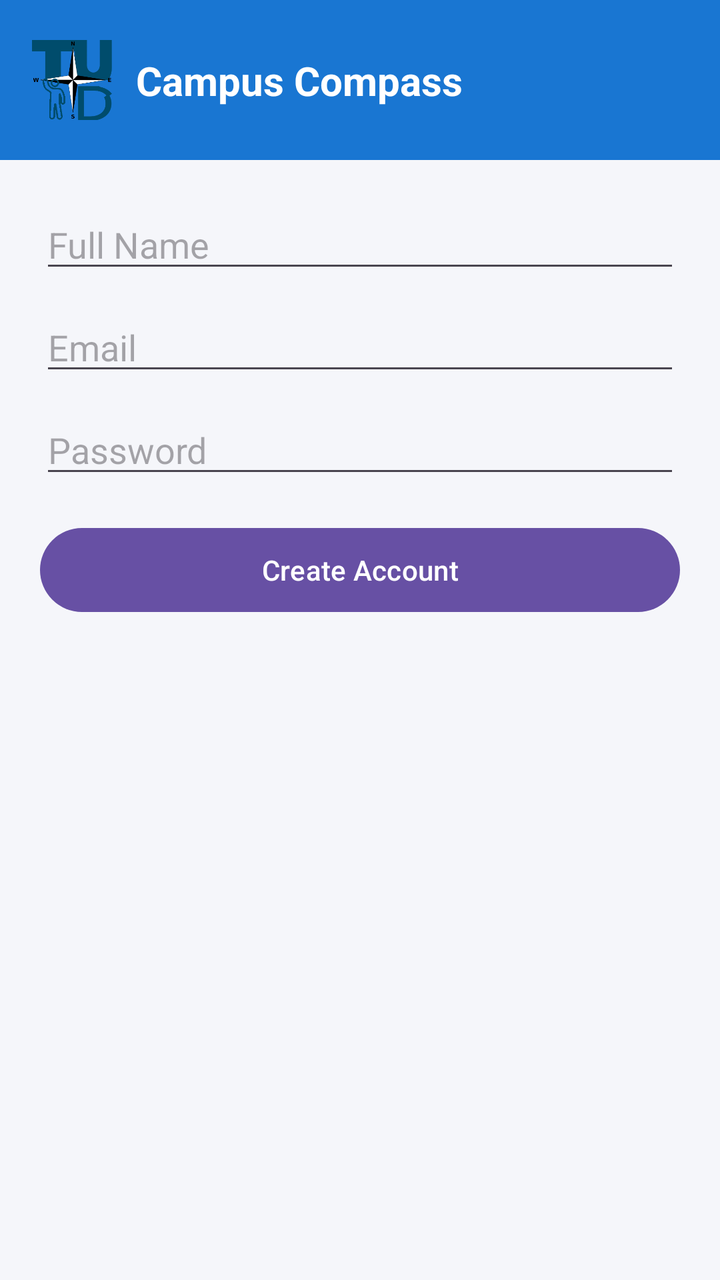
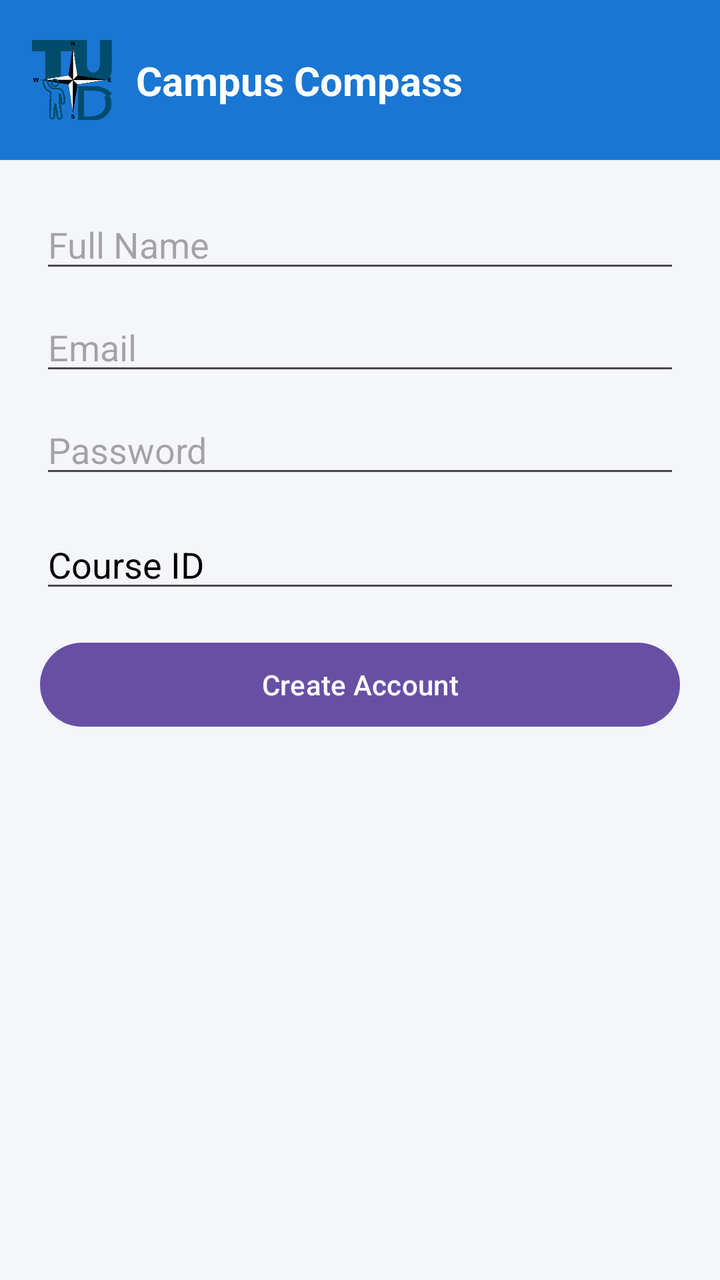

Before-and-after screenshots of an Android layout around one commit, followed by the original layout XML and the change that was made.
<!-- AndroidManifest.xml: application theme Theme.CampusCompass -->
<!-- res/layout/activity_register.xml -->
<?xml version="1.0" encoding="utf-8"?>
<androidx.constraintlayout.widget.ConstraintLayout
    xmlns:android="http://schemas.android.com/apk/res/android"
    xmlns:app="http://schemas.android.com/apk/res-auto"
    android:layout_width="match_parent"
    android:layout_height="match_parent"
    android:background="#F5F6FA">


    <include
        android:id="@+id/topBar"
        layout="@layout/top_bar"
        app:layout_constraintTop_toTopOf="parent"
        app:layout_constraintStart_toStartOf="parent"
        app:layout_constraintEnd_toEndOf="parent"/>


    <LinearLayout
        android:orientation="vertical"
        android:padding="20dp"
        android:layout_width="0dp"
        android:layout_height="wrap_content"
        app:layout_constraintTop_toBottomOf="@id/topBar"
        app:layout_constraintStart_toStartOf="parent"
        app:layout_constraintEnd_toEndOf="parent">

        <EditText
            android:id="@+id/nameEditText"
            android:layout_width="match_parent"
            android:layout_height="wrap_content"
            android:hint="Full Name"
            android:layout_marginBottom="10dp"/>

        <EditText
            android:id="@+id/emailEditText"
            android:layout_width="match_parent"
            android:layout_height="wrap_content"
            android:hint="Email"
            android:layout_marginBottom="10dp"/>

        <EditText
            android:id="@+id/passwordEditText"
            android:layout_width="match_parent"
            android:layout_height="wrap_content"
            android:hint="Password"
            android:inputType="textPassword"
            android:layout_marginBottom="16dp"/>

        <Button
            android:id="@+id/registerBtn"
            android:layout_width="match_parent"
            android:layout_height="50dp"
            android:text="Create Account"/>

    </LinearLayout>

</androidx.constraintlayout.widget.ConstraintLayout>
<!-- res/layout/top_bar.xml (included above) -->
<?xml version="1.0" encoding="utf-8"?>
<androidx.constraintlayout.widget.ConstraintLayout
    xmlns:android="http://schemas.android.com/apk/res/android"
    xmlns:app="http://schemas.android.com/apk/res-auto"
    android:id="@+id/topBar"
    android:layout_width="match_parent"
    android:layout_height="80dp"
    android:background="#1976D2">

    <ImageView
        android:id="@+id/logoImage"
        android:layout_width="40dp"
        android:layout_height="40dp"
        android:src="@drawable/campus_compass"
        android:contentDescription="Logo"
        app:layout_constraintTop_toTopOf="parent"
        app:layout_constraintBottom_toBottomOf="parent"
        app:layout_constraintStart_toStartOf="parent"
        android:layout_marginStart="16dp"/>

    <TextView
        android:id="@+id/titleText"
        android:layout_width="wrap_content"
        android:layout_height="wrap_content"
        android:text="Campus Compass"
        android:textColor="#FFFFFF"
        android:textSize="20sp"
        android:textStyle="bold"
        app:layout_constraintTop_toTopOf="parent"
        app:layout_constraintBottom_toBottomOf="parent"
        app:layout_constraintStart_toEndOf="@id/logoImage"
        android:layout_marginStart="12dp"/>

</androidx.constraintlayout.widget.ConstraintLayout>
<!-- resources referenced by this layout -->
<resources>
  <!-- drawable campus_compass: png bitmap (drawable, 10718 bytes) -->
  <style name="Theme.CampusCompass" parent="Base.Theme.CampusCompass" />
  <style name="Base.Theme.CampusCompass" parent="Theme.Material3.DayNight.NoActionBar">
          
          
      </style>
</resources>

<!-- the commit's change to res/layout/activity_register.xml (unified diff, before → after) -->
@@ -29,6 +29,7 @@
             android:layout_width="match_parent"
             android:layout_height="wrap_content"
             android:hint="Full Name"
+            android:textColor="#000000"
             android:layout_marginBottom="10dp"/>
 
         <EditText
@@ -36,6 +37,7 @@
             android:layout_width="match_parent"
             android:layout_height="wrap_content"
             android:hint="Email"
+            android:textColor="#000000"
             android:layout_marginBottom="10dp"/>
 
         <EditText
@@ -44,6 +46,16 @@
             android:layout_height="wrap_content"
             android:hint="Password"
             android:inputType="textPassword"
+            android:textColor="#000000"
+            android:layout_marginBottom="16dp"/>
+
+        <EditText
+            android:id="@+id/courseEditText"
+            android:layout_width="match_parent"
+            android:layout_height="wrap_content"
+            android:hint="Course ID"
+            android:textColor="#000000"
+            android:textColorHint="#000000"
             android:layout_marginBottom="16dp"/>
 
         <Button
